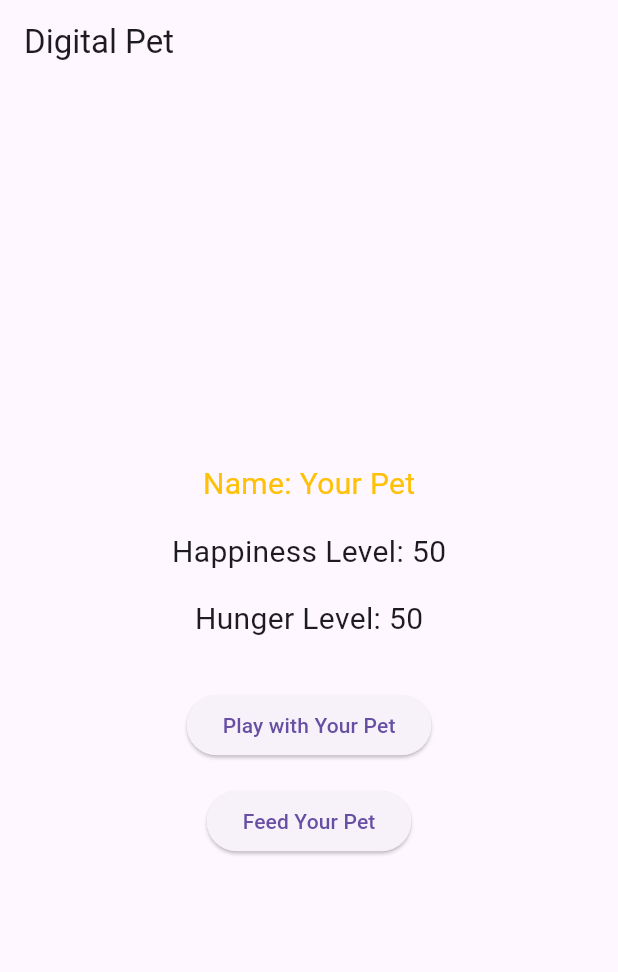
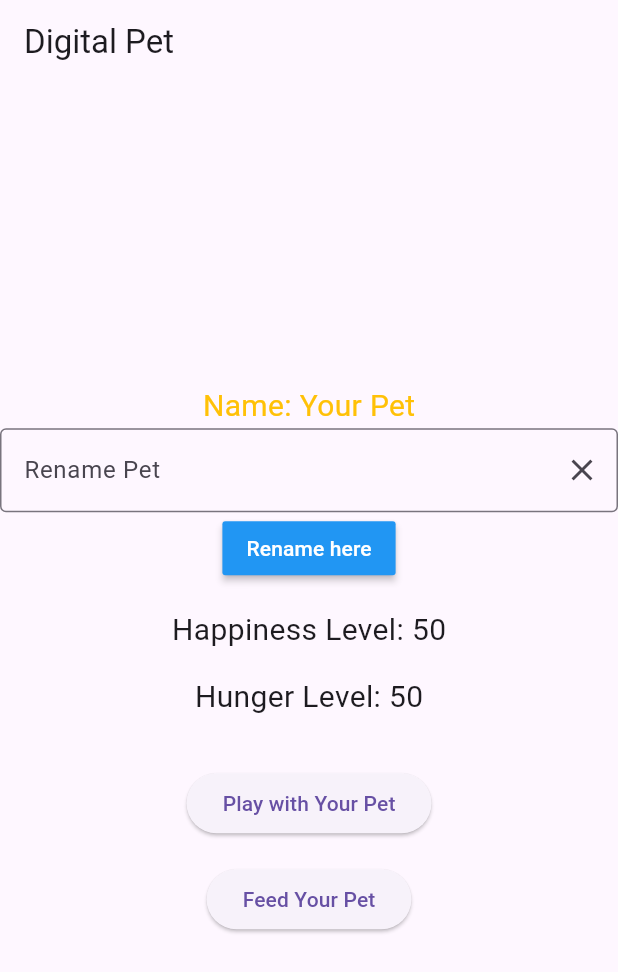
Before and after one commit to JimmyPhanfr/mad_act5, a Flutter app: the screen it shows after launch, on a phone screen of 412 x 824 dp. Shown: the top 972 px of the screen. Run offline on Flutter 3.47's test engine with Material 3 defaults, Android fonts, the light colour scheme and no system bars.

Commit message:
adds textfield and button to rename pet

```diff
--- a/lib/main.dart
+++ b/lib/main.dart
@@ -1,4 +1,5 @@
 import 'package:flutter/material.dart';
+import 'package:flutter/services.dart';
 
 void main() {
   runApp(MaterialApp(
@@ -15,6 +16,8 @@ class _DigitalPetAppState extends State<DigitalPetApp> {
   String petName = "Your Pet";
   int happinessLevel = 50;
   int hungerLevel = 50;
+
+  final _textController = TextEditingController(); // used for naming pet
 
   // Function to increase happiness and update hunger when playing with the pet
   void _playWithPet() {
@@ -67,6 +70,32 @@ class _DigitalPetAppState extends State<DigitalPetApp> {
                 color: (happinessLevel > 70) ? Colors.green : (happinessLevel > 30) ? Colors.amber : Colors.red,
               ),
             ),
+            TextField(
+              // inputFormatters: [FilteringTextInputFormatter.digitsOnly],
+              controller: _textController,
+              decoration: InputDecoration(
+                border: OutlineInputBorder(),
+                labelText: 'Rename Pet',
+                hintText: 'Choose a fun name for your pet!',
+                suffixIcon: IconButton(
+                  onPressed: () {
+                    _textController.clear();
+                  },
+                  icon: const Icon(Icons.clear),
+                ),
+              ),
+            ),
+             MaterialButton(
+              onPressed: () {
+                setState(() {
+                  petName = _textController.text;
+                  _textController.clear();
+                });
+              },
+              color: Colors.blue,
+              child: const Text('Rename here',
+                  style: TextStyle(color: Colors.white)),
+            ),
             SizedBox(height: 16.0),
             Text(
               'Happiness Level: $happinessLevel',
```
